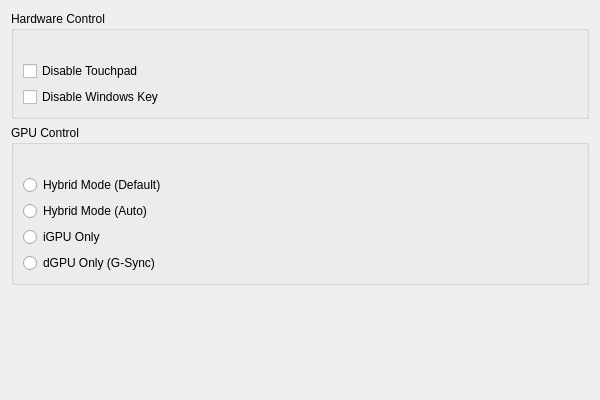
Old version of the form LenovoLegion/LenovoLegion-Application/OtherControl.ui in the repository bolekjar/lenovo-legion-linux-toolkit.
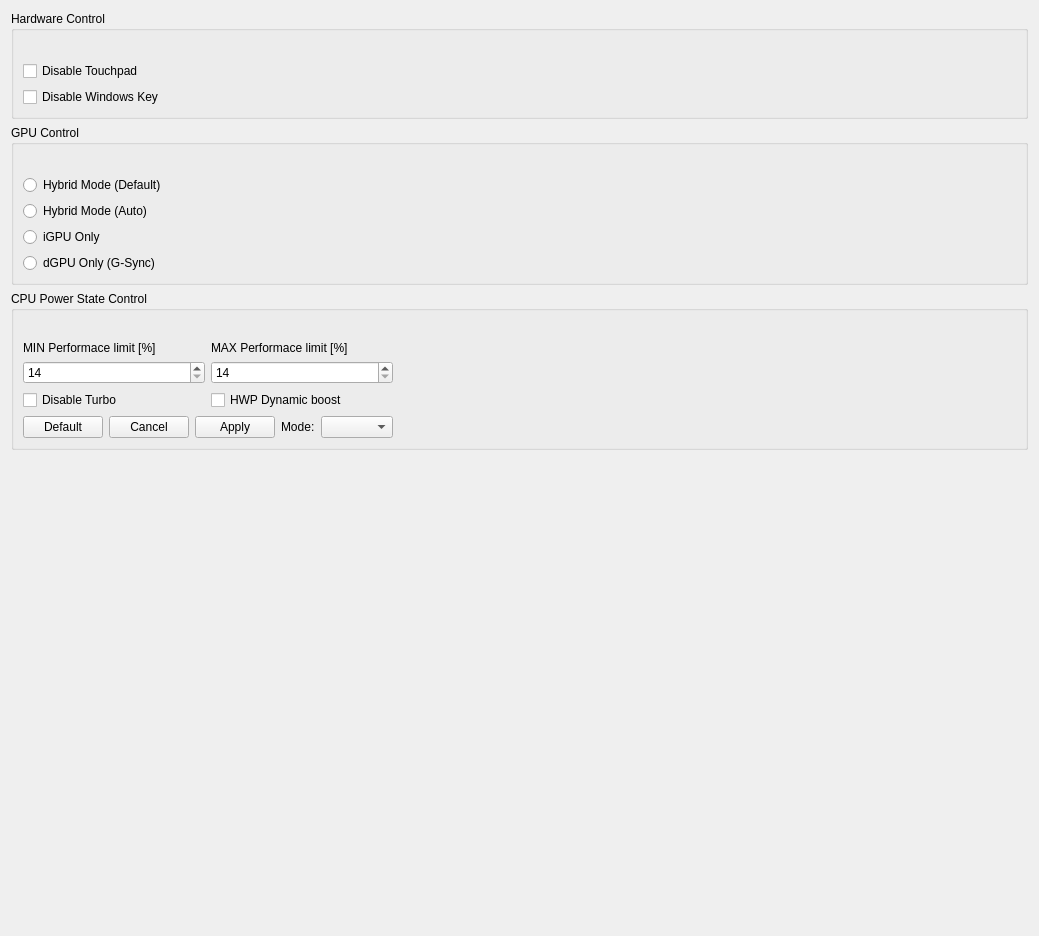
New version of the form.

Commit message: New GUI element CPUPState control.Fix some issues.

What changed in the file:
```diff
--- a/LenovoLegion/LenovoLegion-Application/OtherControl.ui
+++ b/LenovoLegion/LenovoLegion-Application/OtherControl.ui
@@ -6,8 +6,8 @@
    <rect>
     <x>0</x>
     <y>0</y>
-    <width>600</width>
-    <height>400</height>
+    <width>1039</width>
+    <height>936</height>
    </rect>
   </property>
   <property name="windowTitle">
@@ -99,7 +99,139 @@
     </widget>
    </item>
    <item>
-    <spacer name="verticalSpacer_2">
+    <widget class="QGroupBox" name="groupBox_CPUPState">
+     <property name="title">
+      <string>CPU Power State Control</string>
+     </property>
+     <layout class="QHBoxLayout" name="horizontalLayout_5">
+      <property name="topMargin">
+       <number>30</number>
+      </property>
+      <item>
+       <layout class="QVBoxLayout" name="verticalLayout_6">
+        <item>
+         <layout class="QHBoxLayout" name="horizontalLayout_2">
+          <item>
+           <layout class="QVBoxLayout" name="verticalLayout_5">
+            <item>
+             <widget class="QLabel" name="label_CPUPState_MINLimit">
+              <property name="text">
+               <string>MIN Performace limit [%]</string>
+              </property>
+             </widget>
+            </item>
+            <item>
+             <widget class="QSpinBox" name="spinBox_CPUPState_MINLimit">
+              <property name="minimum">
+               <number>14</number>
+              </property>
+              <property name="maximum">
+               <number>100</number>
+              </property>
+             </widget>
+            </item>
+           </layout>
+          </item>
+          <item>
+           <layout class="QVBoxLayout" name="verticalLayout_4">
+            <item>
+             <widget class="QLabel" name="label_CPUPState_MAXLimit">
+              <property name="text">
+               <string>MAX Performace limit [%]</string>
+              </property>
+             </widget>
+            </item>
+            <item>
+             <widget class="QSpinBox" name="spinBox_CPUPState_MAXLimit">
+              <property name="minimum">
+               <number>14</number>
+              </property>
+              <property name="maximum">
+               <number>100</number>
+              </property>
+             </widget>
+            </item>
+           </layout>
+          </item>
+         </layout>
+        </item>
+        <item>
+         <layout class="QHBoxLayout" name="horizontalLayout_4">
+          <item>
+           <widget class="QCheckBox" name="checkBox_CPUPStatedisableTurbo">
+            <property name="text">
+             <string>Disable Turbo</string>
+            </property>
+           </widget>
+          </item>
+          <item>
+           <widget class="QCheckBox" name="checkBox_CPUPStatehwpDynamicBoost">
+            <property name="text">
+             <string>HWP Dynamic boost</string>
+            </property>
+           </widget>
+          </item>
+         </layout>
+        </item>
+        <item>
+         <layout class="QHBoxLayout" name="horizontalLayout">
+          <item>
+           <widget class="QPushButton" name="pushButton_CPUPState_Default">
+            <property name="text">
+             <string>Default</string>
+            </property>
+           </widget>
+          </item>
+          <item>
+           <widget class="QPushButton" name="pushButton_CPUPState_Cancel">
+            <property name="text">
+             <string>Cancel</string>
+            </property>
+           </widget>
+          </item>
+          <item>
+           <widget class="QPushButton" name="pushButton_CPUPState_Apply">
+            <property name="text">
+             <string>Apply</string>
+            </property>
+           </widget>
+          </item>
+          <item>
+           <layout class="QHBoxLayout" name="horizontalLayout_3">
+            <item>
+             <widget class="QLabel" name="label__CPUPstate_status">
+              <property name="text">
+               <string>Mode:</string>
+              </property>
+             </widget>
+            </item>
+            <item>
+             <widget class="QComboBox" name="comboBox_CPUPstate_status"/>
+            </item>
+           </layout>
+          </item>
+         </layout>
+        </item>
+       </layout>
+      </item>
+      <item>
+       <spacer name="horizontalSpacer">
+        <property name="orientation">
+         <enum>Qt::Orientation::Horizontal</enum>
+        </property>
+        <property name="sizeHint" stdset="0">
+         <size>
+          <width>612</width>
+          <height>20</height>
+         </size>
+        </property>
+       </spacer>
+      </item>
+     </layout>
+    </widget>
+   </item>
+   <item>
+    <spacer name="verticalSpacer">
      <property name="orientation">
       <enum>Qt::Orientation::Vertical</enum>
      </property>
```
Left out of the diff: 24 changed lines with no effect on the pictures. The commit also changes 16 other files.
